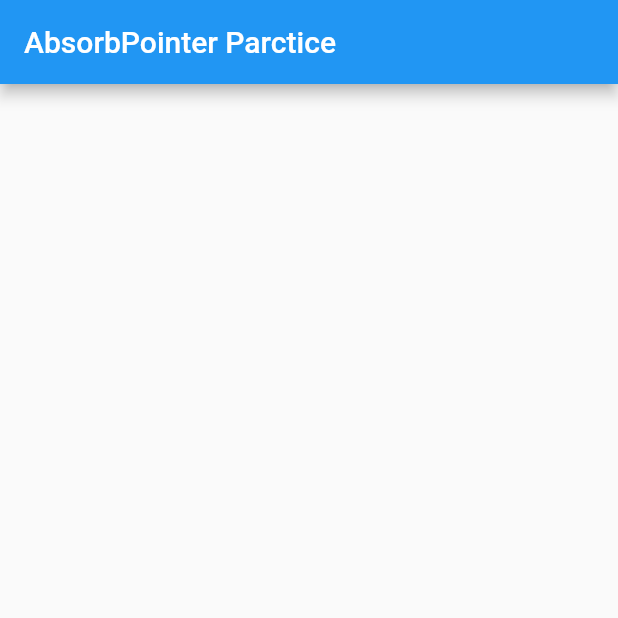
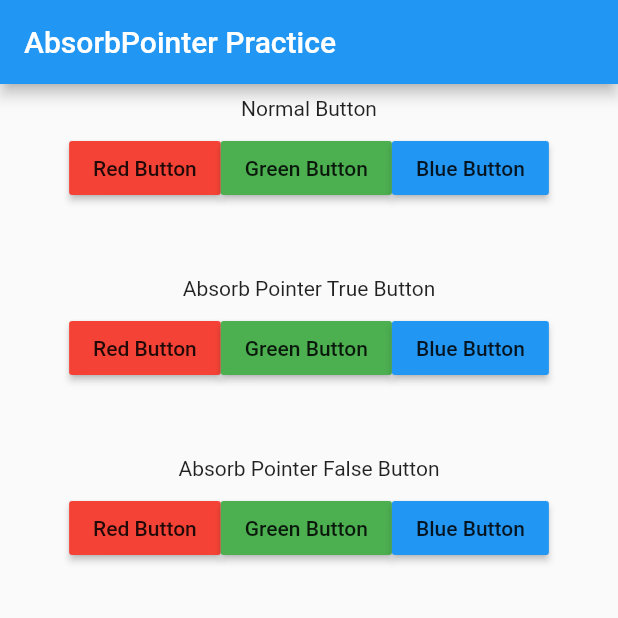
Before and after one commit to rsakib15/Flutter-Exercises, a Flutter app: the screen it shows after launch, on a phone screen of 412 x 824 dp, the top half of it. Run offline on Flutter 3.47's test engine with Material 2 defaults, Android fonts, the phone set to English and light mode, and no system bars.

Commit message:
SA | AbsorbPointer Screen changed

```diff
--- a/lib/screens/absorb_pointer_screen.dart
+++ b/lib/screens/absorb_pointer_screen.dart
@@ -1,14 +1,135 @@
 import 'package:flutter/material.dart';
 
 class AbsorbPointerPractice extends StatelessWidget {
+  static String name = 'AbsorbPointer';
   @override
   Widget build(BuildContext context) {
     return Scaffold(
       appBar: AppBar(
-        title: Text("AbsorbPointer Parctice"),
+        title: Text("AbsorbPointer Practice"),
       ),
       body: SafeArea(
-        child: Container(),
+        child: Column(
+          mainAxisAlignment: MainAxisAlignment.start,
+          children: <Widget>[
+            Padding(
+              padding: const EdgeInsets.all(8.0),
+              child: Text("Normal Button"),
+            ),
+            Row(
+              mainAxisAlignment: MainAxisAlignment.center,
+              children: <Widget>[
+                RaisedButton(
+                  child: Text('Red Button'),
+                  color: Colors.red,
+                  onPressed: () {
+                    print('Red Button clicked!');
+                  },
+                ),
+                RaisedButton(
+                  child: Text('Green Button'),
+                  color: Colors.green,
+                  onPressed: () {
+                    print('Green Button clicked!');
+                  },
+                ),
+                RaisedButton(
+                  child: Text('Blue Button'),
+                  color: Colors.blue,
+                  onPressed: () {
+                    print('Blue Button clicked!');
+                  },
+                ),
+              ],
+            ),
+            SizedBox(
+              height: 40,
+            ),
+
+            Padding(
+              padding: const EdgeInsets.all(8.0),
+              child: Text("Absorb Pointer True Button"),
+            ),
+
+            Row(
+              mainAxisAlignment: MainAxisAlignment.center,
+              children: <Widget>[
+                AbsorbPointer(
+
+                  absorbing: true,
+                  child: Row(
+                    children: <Widget>[
+                      RaisedButton(
+                        child: Text('Red Button'),
+                        color: Colors.red,
+                        onPressed: () {
+                          print('Red Button clicked!');
+                        },
+                      ),
+                      RaisedButton(
+                        child: Text('Green Button'),
+                        color: Colors.green,
+                        onPressed: () {
+                          print('Green Button clicked!');
+                        },
+                      ),
+                      RaisedButton(
+                        child: Text('Blue Button'),
+                        color: Colors.blue,
+                        onPressed: () {
+                          print('Green Button clicked!');
+                        },
+                      ),
+                    ],
+                  ),
+                )
+              ],
+            ),
+
+            SizedBox(
+              height: 40,
+            ),
+
+            Padding(
+              padding: const EdgeInsets.all(8.0),
+              child: Text("Absorb Pointer False Button"),
+            ),
+
+            Row(
+              mainAxisAlignment: MainAxisAlignment.center,
+              children: <Widget>[
+                AbsorbPointer(
+                  absorbing: false,
+                  child: Row(
+                    children: <Widget>[
+                      RaisedButton(
+                        child: Text('Red Button'),
+                        color: Colors.red,
+                        onPressed: () {
+                          print('Red Button clicked!');
+                        },
+                      ),
+                      RaisedButton(
+                        child: Text('Green Button'),
+                        color: Colors.green,
+                        onPressed: () {
+                          print('Green Button clicked!');
+                        },
+                      ),
+                      RaisedButton(
+                        child: Text('Blue Button'),
+                        color: Colors.blue,
+                        onPressed: () {
+                          print('Blue Button clicked!');
+                        },
+                      ),
+                    ],
+                  ),
+                )
+              ],
+            ),
+          ],
+        ),
       ),
 
     );
--- a/lib/widgets/absorb_pointer.dart
+++ /dev/null
@@ -1 +0,0 @@
-import 'package:flutter/material.dart';
```
